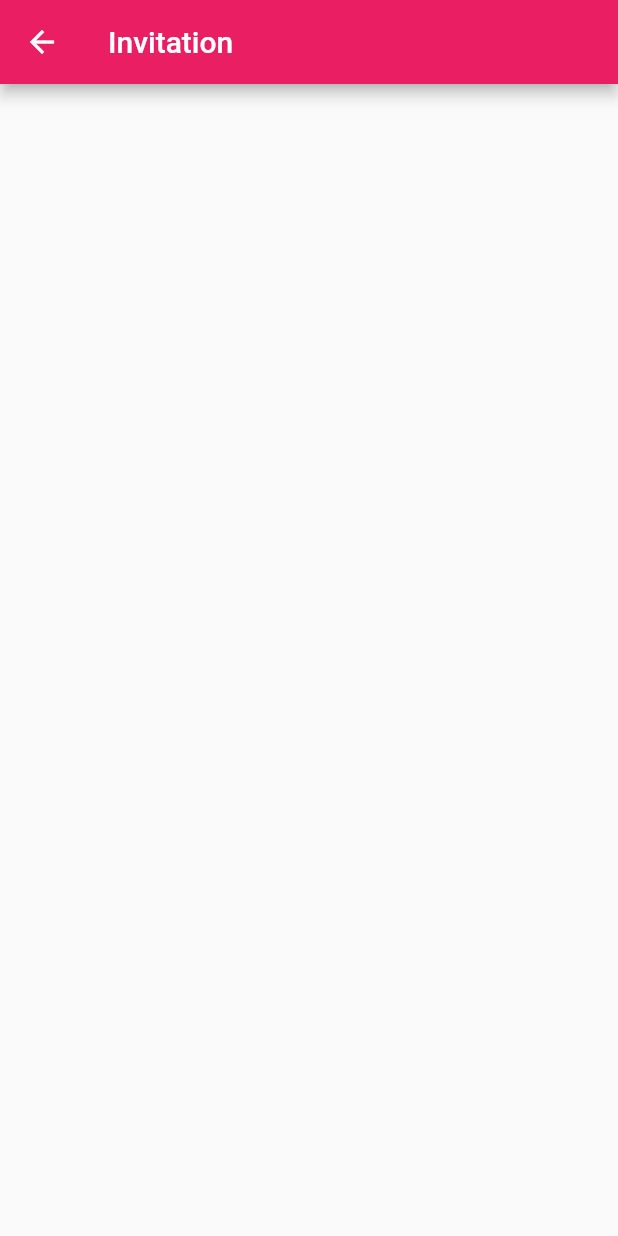
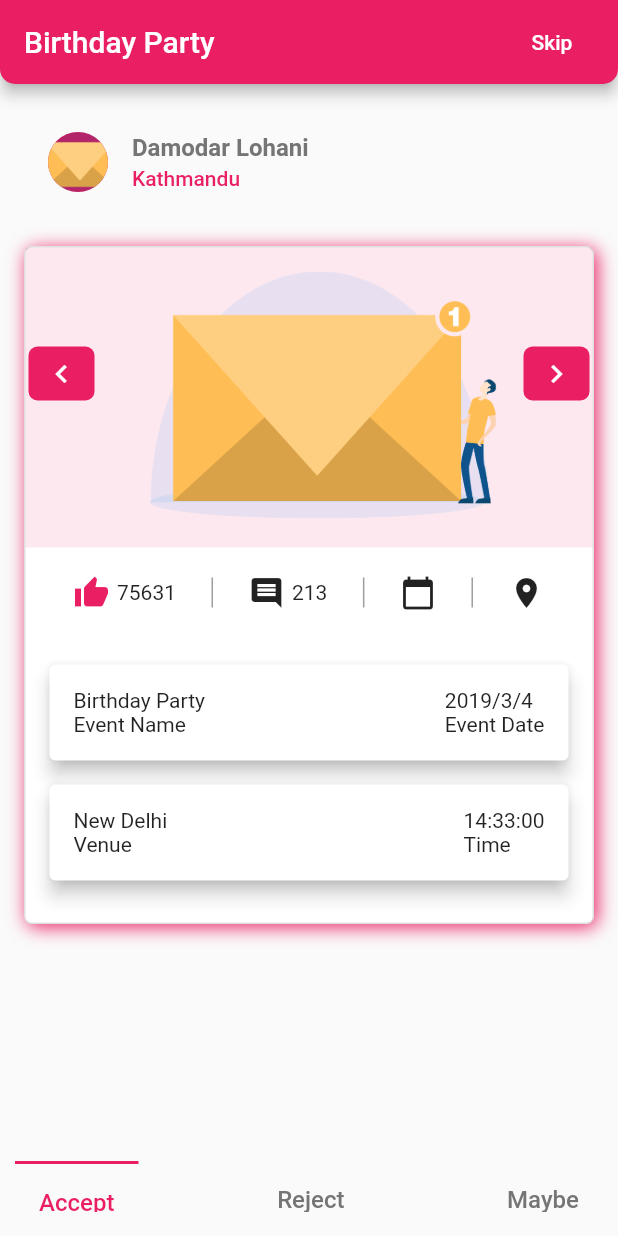
Before and after one commit to lohanidamodar/flutter_invitation, a Flutter app: the HomePage screen opened directly, on a phone screen of 412 x 824 dp. Run offline on Flutter 3.47's test engine with Material 2 defaults, Android fonts, the phone set to English and light mode, and no system bars.

Commit message:
invitation details page

```diff
--- a/lib/main.dart
+++ b/lib/main.dart
@@ -1,4 +1,5 @@
 import 'package:finvitation/ui/pages/auth.dart';
+import 'package:finvitation/ui/pages/home.dart';
 import 'package:finvitation/ui/res/colors.dart';
 import 'package:flutter/material.dart';
 import 'ui/pages/landing_page.dart';
@@ -23,6 +24,7 @@ class MyApp extends StatelessWidget {
       home: LandingPage(),
       routes: {
         "auth" :(_) => AuthPage(),
+        "home" : (_) => HomePage(),
       },
     );
   }
--- a/lib/presentation/pages/home.dart
+++ /dev/null
@@ -1,17 +0,0 @@
-import 'package:flutter/material.dart';
-class HomePage extends StatelessWidget {
-  @override
-  Widget build(BuildContext context){
-    return Scaffold(
-      appBar: AppBar(
-        title: Text('Invitation'),
-      ),
-      body: SingleChildScrollView(
-        child: Column(
-          crossAxisAlignment: CrossAxisAlignment.start,
-          children: <Widget>[],
-        ),
-      ),
-    );
-  }
-}
--- a/lib/ui/pages/auth.dart
+++ b/lib/ui/pages/auth.dart
@@ -160,7 +160,7 @@ class SignUp extends StatelessWidget {
               elevation: 0,
               highlightElevation: 0,
               textColor: Colors.white,
-              onPressed: () {},
+              onPressed: () =>Navigator.pushNamed(context, 'home'),
               child: Text("Sign up"),
             ),
           ),
@@ -209,7 +209,7 @@ class SignIn extends StatelessWidget {
               elevation: 0,
               highlightElevation: 0,
               textColor: Colors.white,
-              onPressed: () {},
+              onPressed: () => Navigator.pushNamed(context, 'home'),
               child: Text("Sign In"),
             ),
           ),
--- /dev/null
+++ b/lib/ui/pages/home.dart
@@ -0,0 +1,252 @@
+import 'package:finvitation/ui/res/assets.dart';
+import 'package:flutter/material.dart';
+
+class HomePage extends StatelessWidget {
+  Widget build(BuildContext context) {
+    return Scaffold(
+      appBar: AppBar(
+        shape: RoundedRectangleBorder(
+          borderRadius: BorderRadius.only(
+            bottomRight: Radius.circular(10.0),
+            bottomLeft: Radius.circular(10.0),
+          )
+        ),
+        title: Text("Birthday Party"),
+        actions: <Widget>[
+          FlatButton(
+            textColor: Colors.white,
+            onPressed: () {},
+            child: Text("Skip"),
+          ),
+        ],
+      ),
+      body: SingleChildScrollView(
+        padding: const EdgeInsets.all(16.0),
+        child: Column(
+          crossAxisAlignment: CrossAxisAlignment.start,
+          children: <Widget>[
+            ListTile(
+              leading: CircleAvatar(
+                backgroundImage: AssetImage(INVITE_ILLUSTRATION),
+              ),
+              title: Text(
+                "Damodar Lohani",
+                style: TextStyle(
+                  color: Colors.grey.shade600,
+                  fontWeight: FontWeight.bold,
+                ),
+              ),
+              subtitle: Text(
+                "Kathmandu",
+                style: TextStyle(
+                  color: Theme.of(context).primaryColor,
+                  fontWeight: FontWeight.w500,
+                ),
+              ),
+            ),
+            const SizedBox(height: 20.0),
+            Container(
+              decoration: BoxDecoration(
+                  borderRadius: BorderRadius.circular(5.0),
+                  border: Border.all(color: Colors.grey.shade300),
+                  color: Colors.white,
+                  boxShadow: [
+                    BoxShadow(
+                      blurRadius: 10.0,
+                      color: Theme.of(context).primaryColor,
+                      offset: Offset(2, 2),
+                    ),
+                  ]),
+              child: Column(
+                children: <Widget>[
+                  Stack(
+                    children: <Widget>[
+                      Container(
+                          height: 200.0,
+                          color:
+                              Theme.of(context).primaryColor.withOpacity(0.1),
+                          padding: const EdgeInsets.all(16.0),
+                          width: double.infinity,
+                          child: Image.asset(
+                            INVITE_ILLUSTRATION,
+                            fit: BoxFit.contain,
+                          )),
+                      Positioned(
+                        right: 0,
+                        top: 60.0,
+                        child: MaterialButton(
+                          elevation: 0,
+                          textColor: Colors.white,
+                          minWidth: 0,
+                          padding: const EdgeInsets.symmetric(
+                            vertical: 4.0,
+                            horizontal: 10.0,
+                          ),
+                          child: Icon(Icons.keyboard_arrow_right),
+                          color: Theme.of(context).primaryColor,
+                          onPressed: () {},
+                        ),
+                      ),
+                      Positioned(
+                        left: 0,
+                        top: 60.0,
+                        child: MaterialButton(
+                          elevation: 0,
+                          textColor: Colors.white,
+                          minWidth: 0,
+                          padding: const EdgeInsets.symmetric(
+                            vertical: 4.0,
+                            horizontal: 10.0,
+                          ),
+                          child: Icon(Icons.keyboard_arrow_left),
+                          color: Theme.of(context).primaryColor,
+                          onPressed: () {},
+                        ),
+                      ),
+                    ],
+                  ),
+                  const SizedBox(height: 10.0),
+                  Padding(
+                    padding: const EdgeInsets.symmetric(
+                        horizontal: 32.0, vertical: 8.0),
+                    child: Row(
+                      children: <Widget>[
+                        Icon(
+                          Icons.thumb_up,
+                          color: Theme.of(context).primaryColor,
+                        ),
+                        const SizedBox(width: 5.0),
+                        Text("75631"),
+                        Spacer(),
+                        Container(
+                          height: 20.0,
+                          width: 1.0,
+                          color: Colors.grey,
+                        ),
+                        Spacer(),
+                        Icon(Icons.comment),
+                        const SizedBox(width: 5.0),
+                        Text("213"),
+                        Spacer(),
+                        Container(
+                          height: 20.0,
+                          width: 1.0,
+                          color: Colors.grey,
+                        ),
+                        Spacer(),
+                        Icon(Icons.calendar_today),
+                        Spacer(),
+                        Container(
+                          height: 20.0,
+                          width: 1.0,
+                          color: Colors.grey,
+                        ),
+                        Spacer(),
+                        Icon(Icons.location_on),
+                      ],
+                    ),
+                  ),
+                  const SizedBox(height: 20.0),
+                  Card(
+                    elevation: 5.0,
+                    margin: const EdgeInsets.symmetric(
+                        horizontal: 16.0, vertical: 8.0),
+                    child: Padding(
+                      padding: const EdgeInsets.all(16.0),
+                      child: Row(children: [
+                        Column(
+                          crossAxisAlignment: CrossAxisAlignment.start,
+                          children: <Widget>[
+                            Text("Birthday Party"),
+                            Text("Event Name"),
+                          ],
+                        ),
+                        Spacer(),
+                        Column(
+                          crossAxisAlignment: CrossAxisAlignment.start,
+                          mainAxisSize: MainAxisSize.min,
+                          children: <Widget>[
+                            Text("2019/3/4"),
+                            Text("Event Date")
+                          ],
+                        ),
+                      ]),
+                    ),
+                  ),
+                  Card(
+                    elevation: 5.0,
+                    margin: const EdgeInsets.symmetric(
+                        vertical: 8.0, horizontal: 16.0),
+                    child: Padding(
+                      padding: const EdgeInsets.all(16.0),
+                      child: Row(children: [
+                        Column(
+                          crossAxisAlignment: CrossAxisAlignment.start,
+                          children: <Widget>[
+                            Text("New Delhi"),
+                            Text("Venue"),
+                          ],
+                        ),
+                        Spacer(),
+                        Column(
+                          crossAxisAlignment: CrossAxisAlignment.start,
+                          mainAxisSize: MainAxisSize.min,
+                          children: <Widget>[Text("14:33:00"), Text("Time")],
+                        ),
+                      ]),
+                    ),
+                  ),
+                  const SizedBox(height: 20.0),
+                ],
+              ),
+            ),
+            const SizedBox(height: 20.0),
+          ],
+        ),
+      ),
+      bottomNavigationBar: Container(
+        height: 50,
+        child: Row(
+          children: <Widget>[
+            const SizedBox(width: 10.0),
+            _buildButton(context, "Accept", true),
+            Spacer(),
+            _buildButton(context, "Reject", false),
+            Spacer(),
+            _buildButton(context, "Maybe", false),
+            const SizedBox(width: 10.0),
+          ],
+        ),
+      ),
+    );
+  }
+
+  Widget _buildButton(BuildContext context, String title, bool active) {
+    return InkWell(
+      onTap: () {},
+      child: Container(
+        alignment: Alignment.center,
+        padding: const EdgeInsets.all(16.0),
+        decoration: BoxDecoration(
+          border: active
+              ? Border(
+                  top: BorderSide(
+                    color: Theme.of(context).primaryColor,
+                    width: 2.0,
+                  ),
+                )
+              : null,
+        ),
+        child: Text(
+          title,
+          style: TextStyle(
+              color: active
+                  ? Theme.of(context).primaryColor
+                  : Colors.grey.shade600,
+              fontSize: 16.0,
+              fontWeight: FontWeight.w500),
+        ),
+      ),
+    );
+  }
+}
```
